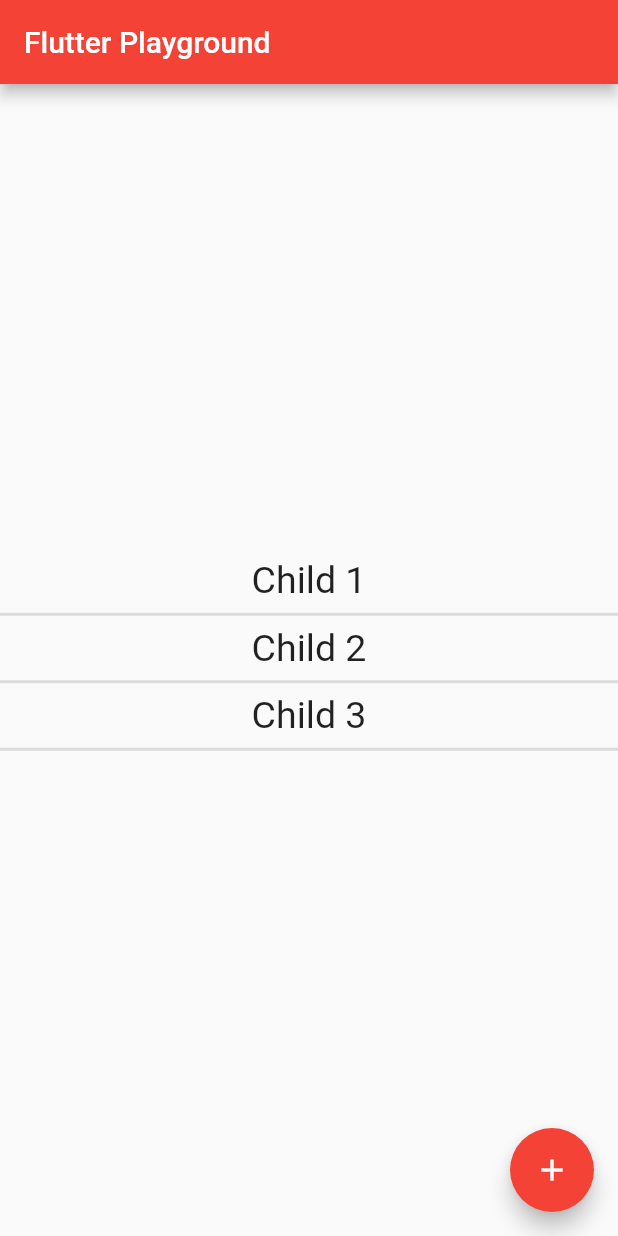
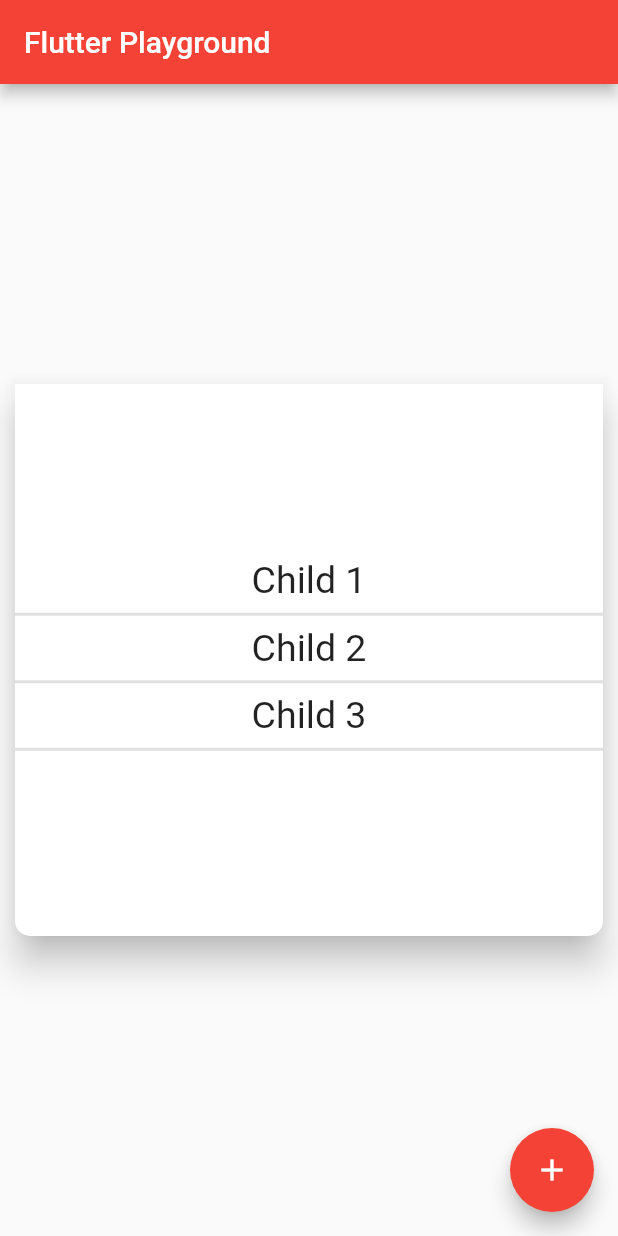
Before and after one commit to lgustavosoftwareengineer/flutter-studys, a Flutter app: the screen it shows after launch, on a phone screen of 412 x 824 dp. Run offline on Flutter 3.47's test engine with Material 2 defaults, Android fonts, the phone set to English and light mode, and no system bars.

Commit message:
DOPOMPAF I - Card

```diff
--- a/training_flutter/testing/lib/main.dart
+++ b/training_flutter/testing/lib/main.dart
@@ -27,9 +27,20 @@ class HomePage extends StatelessWidget {
       body: Container(
         width: double.infinity,
         height: double.infinity,
+        child: Card(
+          margin: EdgeInsets.symmetric(horizontal: 10, vertical: 200),
+          // color:  Colors.black12,
+          elevation: 10,
+          shape: RoundedRectangleBorder(
+            borderRadius: BorderRadius.only(
+              bottomLeft: Radius.circular(10),
+              bottomRight: Radius.circular(10)
+            )
+          ),
           child: Column(
             crossAxisAlignment: CrossAxisAlignment.center,
             mainAxisAlignment: MainAxisAlignment.center,
+            mainAxisSize: MainAxisSize.min,
             children: [
               MyText(data: 'Child 1'),
               Divider(thickness: 2,),
@@ -38,6 +49,7 @@ class HomePage extends StatelessWidget {
               MyText(data: 'Child 3'),
               Divider(thickness: 2,),
             ],
+          ),
         ),
       ),
       floatingActionButton: FloatingActionButton(
```
Lines whose indentation alone changed are shown as unchanged.
